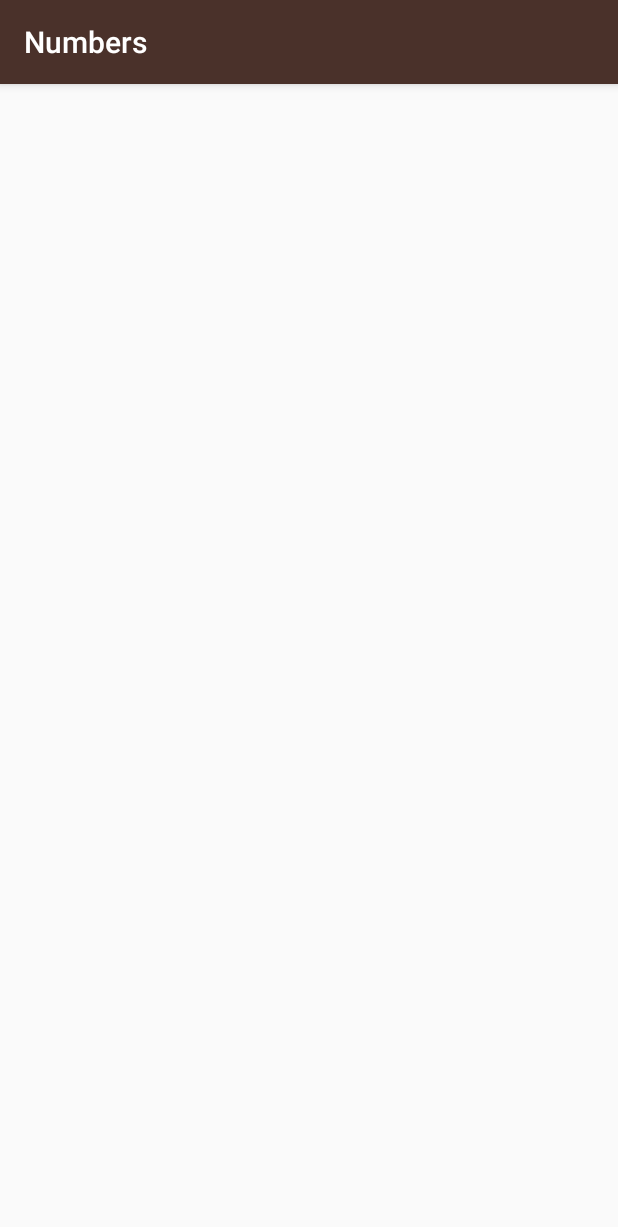
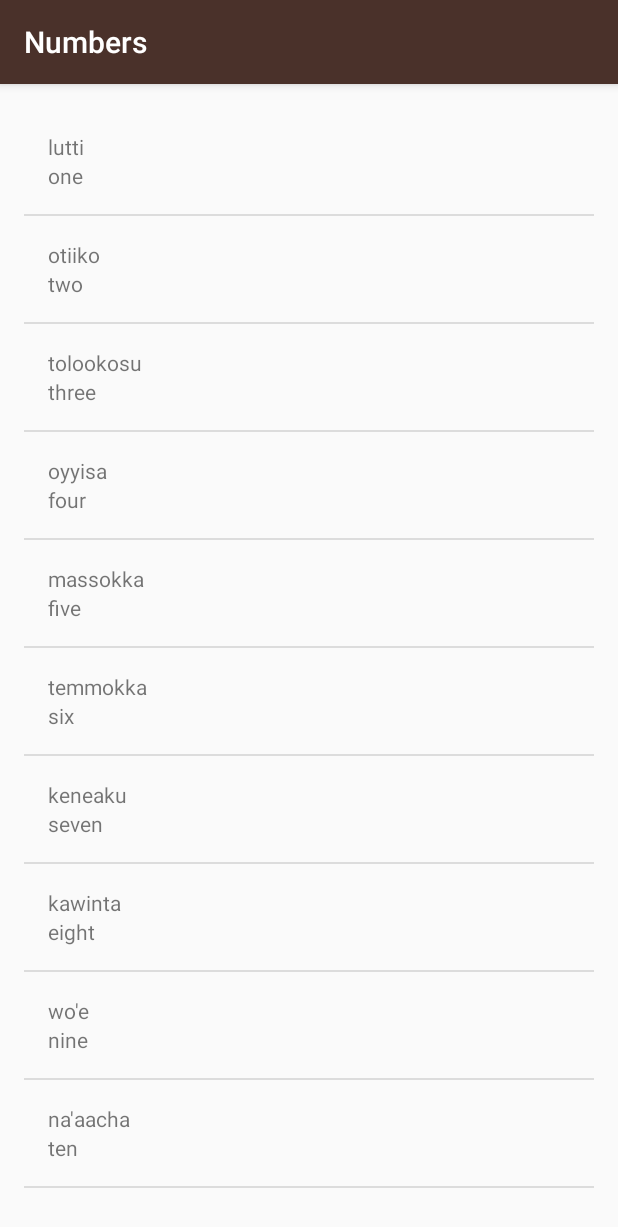
Before and after one commit to adussa3/Miwok, an Android app: the screen it shows after launch (NumbersActivity), after a tap on "Numbers", on a phone screen of 412 x 824 dp. Shown: the top 1227 px of the screen. Run offline under Robolectric (Android 15) with nearby library versions, the phone set to English and light mode, and no system bars.

Commit message:
Created a ListView and custom Adapter to display Miwok translations

```diff
--- a/app/src/main/java/com/example/android/miwok/NumbersActivity.java
+++ b/app/src/main/java/com/example/android/miwok/NumbersActivity.java
@@ -1,16 +1,56 @@
 package com.example.android.miwok;
 
-import android.content.DialogInterface;
 import android.support.v7.app.AppCompatActivity;
 import android.os.Bundle;
-import android.view.View;
-import android.widget.Toast;
+import android.util.Log;
+import android.widget.ArrayAdapter;
+import android.widget.LinearLayout;
+import android.widget.ListView;
+import android.widget.TextView;
+
+import java.util.ArrayList;
+import java.util.List;
 
 public class NumbersActivity extends AppCompatActivity {
+
+    //public static HashMap<String, String> numbersMap = new HashMap<>();
 
     @Override
     protected void onCreate(Bundle savedInstanceState) {
         super.onCreate(savedInstanceState);
         setContentView(R.layout.activity_numbers);
+
+        // Create a list of Word objects
+        List<Word> words = new ArrayList<>();
+        words.add(new Word("one", "lutti"));
+        words.add(new Word("two", "otiiko"));
+        words.add(new Word("three", "tolookosu"));
+        words.add(new Word("four", "oyyisa"));
+        words.add(new Word("five", "massokka"));
+        words.add(new Word("six", "temmokka"));
+        words.add(new Word("seven", "keneaku"));
+        words.add(new Word("eight", "kawinta"));
+        words.add(new Word("nine", "wo'e"));
+        words.add(new Word("ten", "na'aacha"));
+
+        // Create an {@link AndroidFlavorAdapter}, whose data source is a list of
+        // {@link Word}s. The adapter knows how to create list item views for each item
+        // in the list.
+        WordAdapter wordAdapter = new WordAdapter(this, words);
+
+        /**
+         * Create an {@link ListView} object in the view hierarchy of the {@link Activity}.
+         * There should be a {@link ListView} with the view ID called list, which is declared in
+         * activity_numbers.xml layout file
+         */
+        ListView listView = (ListView) findViewById(R.id.list);
+
+        /**
+         * Make the {@list ListView} use the {@link WordAdapter} we created above, so that the
+         * {@link ListView} will display list items for each word in the list of words.
+         * Do this by calling the setAdapter method on the {@link Listview} object and pass in
+         * 1 argument, which is the {@link WordAdapter} with the variable name word`Adapter.
+         */
+        listView.setAdapter(wordAdapter);
     }
 }
--- /dev/null
+++ b/app/src/main/java/com/example/android/miwok/WordAdapter.java
@@ -0,0 +1,82 @@
+package com.example.android.miwok;
+
+import android.app.Activity;
+import android.support.v7.widget.RecyclerView;
+import android.view.LayoutInflater;
+import android.view.View;
+import android.view.ViewGroup;
+import android.widget.ArrayAdapter;
+import android.widget.ImageView;
+import android.widget.TextView;
+
+import java.util.ArrayList;
+import java.util.List;
+
+public class WordAdapter extends ArrayAdapter<Word> {
+
+    private static final String LOG_TAG = WordAdapter.class.getSimpleName();
+
+    /**
+     * This is our own custom constructor (it doesn't mirror a superclass constructor).
+     * The context is used to inflate the layout file, and the list is the data we want
+     * to populate into the lists.
+     *
+     * @param context   The current context. Used to inflate the layout file.
+     * @param words     A List of Word objects to display in a list
+     */
+    public WordAdapter(Activity context, List<Word> words) {
+        // Here, we initialize the ArrayAdapter's internal storage for the context and the list.
+        // the second argument is used when the ArrayAdapter is populating a single TextView.
+        // Because this is a custom adapter for two TextViews and an ImageView, the adapter is not
+        // going to use this second argument, so it can be any value. Here, we used 0.
+        super(context, 0, words);
+    }
+
+    /**
+     * Provides a view for an AdapterView (ListView, GridView, etc.)
+     *
+     * @param position      The position in the list of data that should be displayed in the list item view.
+     * @param convertView   The recycled view to populate.
+     * @param parent        The parent ViewGroup that is used for inflation. (A.K.A the ListView)
+     * @return The View for the position in the AdapterView.
+     */
+    @Override
+    public View getView(int position, View convertView, ViewGroup parent) {
+
+        // Check if the existing view is being reused, otherwise inflate the view
+        View listItemView = convertView;
+
+        if(listItemView == null) {
+            listItemView = LayoutInflater.from(getContext()).inflate(
+                    R.layout.list_item, parent, false);
+        }
+
+        // Get the {@link Word} object located at this position in the list
+        Word currentWord = getItem(position);
+
+        // Find the TextView in the list_item.xml layout with the ID version_name
+        TextView defaultTextView = (TextView) listItemView.findViewById(R.id.default_text_view);
+
+        // Get the version name from the current Word object and
+        // set this text on the name TextView
+        defaultTextView.setText(currentWord.getDefaltTranslation());
+
+        // Find the TextView in the list_item.xml layout with the ID version_number
+        TextView miwokTextView = (TextView) listItemView.findViewById(R.id.miwok_text_view);
+
+        // Get the version number from the current Word object and
+        // set this text on the number TextView
+        miwokTextView.setText(currentWord.getMiwokTranslation());
+
+        // Find the ImageView in the list_item.xml layout with the ID list_item_icon
+        // ImageView iconView = (ImageView) listItemView.findViewById(R.id.list_item_icon);
+
+        // Get the image resource ID from the current Word object and
+        // set the image to iconView
+        // iconView.setImageResource(currentWord.getImageResourceId());
+
+        // Return the whole list item layout (containing 2 TextViews and an ImageView)
+        // so that it can be shown in the ListView
+        return listItemView;
+    }
+}
--- a/app/src/main/res/layout/activity_numbers.xml
+++ b/app/src/main/res/layout/activity_numbers.xml
@@ -6,4 +6,13 @@
     android:layout_height="match_parent"
     tools:context=".NumbersActivity">
 
+    <ListView
+        android:id="@+id/list"
+        android:layout_width="match_parent"
+        android:layout_height="match_parent"
+        android:orientation="vertical"
+        android:paddingLeft="@dimen/activity_horizontal_margin"
+        android:paddingTop="@dimen/activity_vertical_margin"
+        android:paddingRight="@dimen/activity_horizontal_margin"
+        android:paddingBottom="@dimen/activity_vertical_margin" />
 </android.support.constraint.ConstraintLayout>
--- /dev/null
+++ b/app/src/main/res/layout/list_item.xml
@@ -0,0 +1,20 @@
+<?xml version="1.0" encoding="utf-8"?>
+<LinearLayout xmlns:android="http://schemas.android.com/apk/res/android"
+    xmlns:tools="http://schemas.android.com/tools"
+    android:layout_width="match_parent"
+    android:layout_height="match_parent"
+    android:orientation="vertical"
+    android:padding="16dp">
+
+    <TextView
+        android:id="@+id/miwok_text_view"
+        android:layout_width="match_parent"
+        android:layout_height="wrap_content"
+        android:text="lutti" />
+
+    <TextView
+        android:id="@+id/default_text_view"
+        android:layout_width="match_parent"
+        android:layout_height="wrap_content"
+        android:text="one" />
+</LinearLayout>
```
